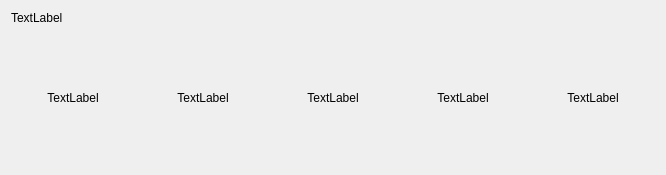
Old version of the form select_category.ui in the repository w531t4/Knights-of-the-Laughing-Tree.
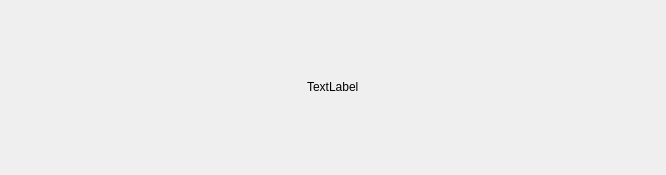
New version of the form. Custom widgets are drawn as their Qt base class.

Commit message: Add interactive category selection

Patch:
```diff
--- a/select_category.ui
+++ b/select_category.ui
@@ -39,100 +39,12 @@
       </widget>
      </item>
      <item>
-      <layout class="QHBoxLayout" name="horizontalLayout_3">
-       <item>
-        <widget class="HoverButton" name="cat1">
-         <property name="text">
-          <string>TextLabel</string>
-         </property>
-         <property name="scaledContents">
-          <bool>true</bool>
-         </property>
-         <property name="alignment">
-          <set>Qt::AlignCenter</set>
-         </property>
-         <property name="wordWrap">
-          <bool>true</bool>
-         </property>
-        </widget>
-       </item>
-       <item>
-        <widget class="HoverButton" name="cat2">
-         <property name="text">
-          <string>TextLabel</string>
-         </property>
-         <property name="scaledContents">
-          <bool>true</bool>
-         </property>
-         <property name="alignment">
-          <set>Qt::AlignCenter</set>
-         </property>
-         <property name="wordWrap">
-          <bool>true</bool>
-         </property>
-        </widget>
-       </item>
-       <item>
-        <widget class="HoverButton" name="cat3">
-         <property name="text">
-          <string>TextLabel</string>
-         </property>
-         <property name="scaledContents">
-          <bool>true</bool>
-         </property>
-         <property name="alignment">
-          <set>Qt::AlignCenter</set>
-         </property>
-         <property name="wordWrap">
-          <bool>true</bool>
-         </property>
-        </widget>
-       </item>
-       <item>
-        <widget class="HoverButton" name="cat4">
-         <property name="text">
-          <string>TextLabel</string>
-         </property>
-         <property name="scaledContents">
-          <bool>true</bool>
-         </property>
-         <property name="alignment">
-          <set>Qt::AlignCenter</set>
-         </property>
-         <property name="wordWrap">
-          <bool>true</bool>
-         </property>
-        </widget>
-       </item>
-       <item>
-        <widget class="HoverButton" name="cat5">
-         <property name="text">
-          <string>TextLabel</string>
-         </property>
-         <property name="scaledContents">
-          <bool>true</bool>
-         </property>
-         <property name="alignment">
-          <set>Qt::AlignCenter</set>
-         </property>
-         <property name="wordWrap">
-          <bool>true</bool>
-         </property>
-        </widget>
-       </item>
-      </layout>
+      <layout class="QHBoxLayout" name="horizontalLayout_3"/>
      </item>
     </layout>
    </item>
   </layout>
  </widget>
- <customwidgets>
-  <customwidget>
-   <class>HoverButton</class>
-   <extends>QLabel</extends>
-   <header location="global">HoverButton</header>
-  </customwidget>
- </customwidgets>
  <resources/>
  <connections/>
 </ui>
```
The commit also changes 3 other files.
